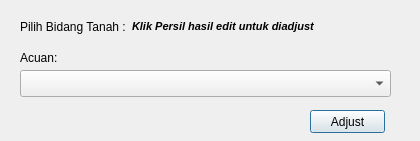
The window that ui/adjust.ui (nyanyaon/GeoKKP-GIS) describes before a commit, drawn with Qt 5.
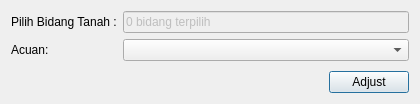
The same window after the commit. Custom widgets are drawn as their Qt base class.

```diff
--- a/ui/adjust.ui
+++ b/ui/adjust.ui
@@ -7,99 +7,87 @@
     <x>0</x>
     <y>0</y>
     <width>420</width>
-    <height>141</height>
+    <height>104</height>
    </rect>
   </property>
   <property name="windowTitle">
    <string>Adjust Persil Otomatis</string>
   </property>
-  <widget class="QPushButton" name="adjustButton">
-   <property name="geometry">
-    <rect>
-     <x>310</x>
-     <y>110</y>
-     <width>75</width>
-     <height>23</height>
-    </rect>
-   </property>
-   <property name="text">
-    <string>Adjust</string>
-   </property>
-  </widget>
-  <widget class="QLabel" name="label_2">
-   <property name="geometry">
-    <rect>
-     <x>20</x>
-     <y>50</y>
-     <width>91</width>
-     <height>16</height>
-    </rect>
-   </property>
-   <property name="font">
-    <font>
-     <pointsize>9</pointsize>
-    </font>
-   </property>
-   <property name="text">
-    <string>Acuan:</string>
-   </property>
-  </widget>
-  <widget class="QgsMapLayerComboBox" name="layerAcuan">
-   <property name="geometry">
-    <rect>
-     <x>20</x>
-     <y>70</y>
-     <width>371</width>
-     <height>27</height>
-    </rect>
-   </property>
-   <property name="showCrs">
-    <bool>true</bool>
-   </property>
-  </widget>
-  <widget class="QWidget" name="formLayoutWidget">
-   <property name="geometry">
-    <rect>
-     <x>20</x>
-     <y>20</y>
-     <width>371</width>
-     <height>22</height>
-    </rect>
-   </property>
-   <layout class="QFormLayout" name="formLayout">
-    <item row="0" column="1">
-     <widget class="QLabel" name="fiturTerpilih">
-      <property name="font">
-       <font>
-        <pointsize>8</pointsize>
-        <weight>75</weight>
-        <italic>true</italic>
-        <bold>true</bold>
-       </font>
-      </property>
-      <property name="text">
-       <string>Klik Persil hasil edit untuk diadjust</string>
-      </property>
-      <property name="textFormat">
-       <enum>Qt::RichText</enum>
-      </property>
-     </widget>
-    </item>
-    <item row="0" column="0">
-     <widget class="QLabel" name="label">
-      <property name="font">
-       <font>
-        <pointsize>9</pointsize>
-        <italic>false</italic>
-       </font>
-      </property>
-      <property name="text">
-       <string>Pilih Bidang Tanah :</string>
-      </property>
-     </widget>
-    </item>
-   </layout>
-  </widget>
+  <layout class="QVBoxLayout" name="verticalLayout">
+   <item>
+    <layout class="QFormLayout" name="formLayout">
+     <item row="0" column="0">
+      <widget class="QLabel" name="label">
+       <property name="font">
+        <font>
+         <pointsize>9</pointsize>
+         <italic>false</italic>
+        </font>
+       </property>
+       <property name="text">
+        <string>Pilih Bidang Tanah :</string>
+       </property>
+      </widget>
+     </item>
+     <item row="0" column="1">
+      <widget class="QLineEdit" name="bidang_terpilih">
+       <property name="enabled">
+        <bool>false</bool>
+       </property>
+       <property name="text">
+        <string>0 bidang terpilih</string>
+       </property>
+      </widget>
+     </item>
+     <item row="1" column="0">
+      <widget class="QLabel" name="label_2">
+       <property name="font">
+        <font>
+         <pointsize>9</pointsize>
+        </font>
+       </property>
+       <property name="text">
+        <string>Acuan:</string>
+       </property>
+      </widget>
+     </item>
+     <item row="1" column="1">
+      <widget class="QgsMapLayerComboBox" name="layer_acuan">
+       <property name="filters">
+        <set>QgsMapLayerProxyModel::HasGeometry</set>
+       </property>
+       <property name="showCrs">
+        <bool>true</bool>
+       </property>
+      </widget>
+     </item>
+    </layout>
+   </item>
+   <item>
+    <layout class="QHBoxLayout" name="horizontalLayout">
+     <item>
+      <spacer name="horizontalSpacer">
+       <property name="orientation">
+        <enum>Qt::Horizontal</enum>
+       </property>
+       <property name="sizeHint" stdset="0">
+        <size>
+         <width>40</width>
+         <height>20</height>
+        </size>
+       </property>
+      </spacer>
+     </item>
+     <item>
+      <widget class="QPushButton" name="adjustButton">
+       <property name="text">
+        <string>Adjust</string>
+       </property>
+      </widget>
+     </item>
+    </layout>
+   </item>
+  </layout>
  </widget>
  <customwidgets>
   <customwidget>
```
